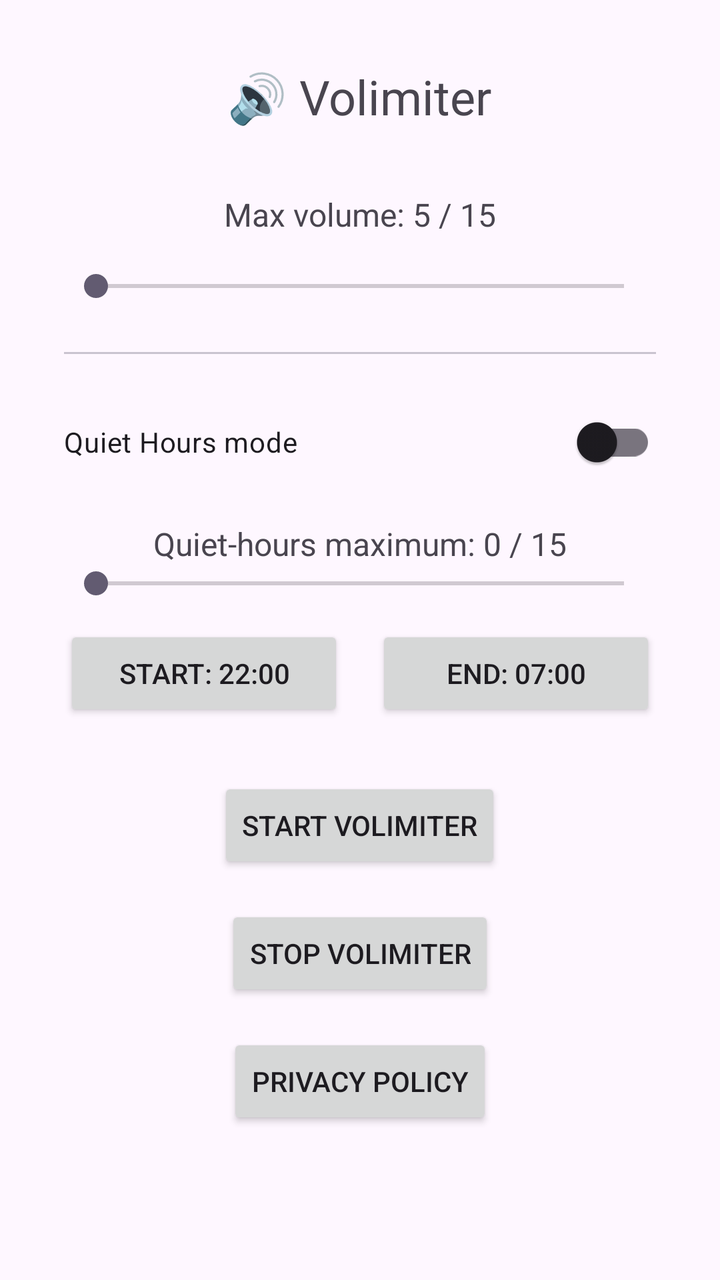
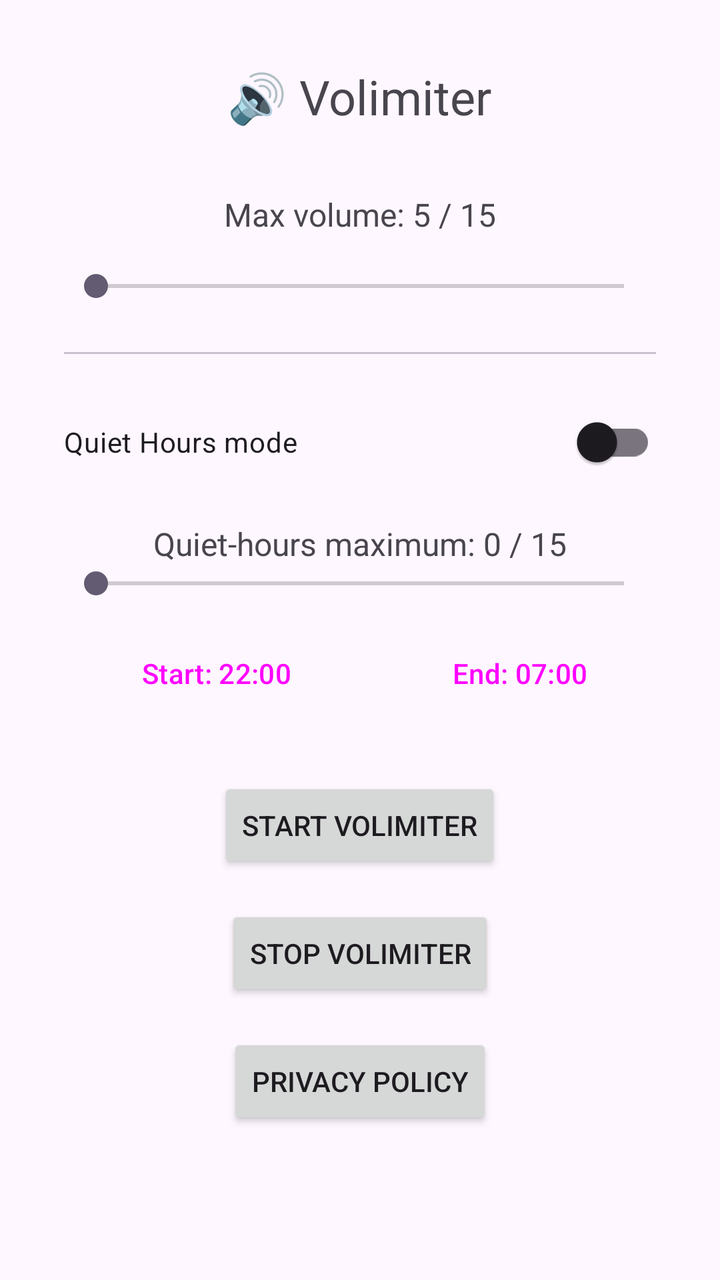

Two renders of the same Android screen: before a commit and after it. Below are the layout's source before the change and the commit's diff.
<!-- AndroidManifest.xml: application theme Theme.Volimiter -->
<!-- res/layout/activity_main.xml -->
<?xml version="1.0" encoding="utf-8"?>
<ScrollView xmlns:android="http://schemas.android.com/apk/res/android"
    android:layout_width="match_parent"
    android:layout_height="match_parent"
    android:fillViewport="true">

    <LinearLayout
        android:layout_width="match_parent"
        android:layout_height="wrap_content"
        android:gravity="center_horizontal"
        android:orientation="vertical"
        android:padding="32dp">

        <TextView
            android:layout_width="wrap_content"
            android:layout_height="wrap_content"
            android:layout_marginBottom="32dp"
            android:text="@string/screen_title"
            android:textSize="24sp" />

        <TextView
            android:id="@+id/label"
            android:layout_width="wrap_content"
            android:layout_height="wrap_content"
            android:layout_marginBottom="16dp"
            android:text="@string/max_volume_default"
            android:textSize="16sp" />

        <SeekBar
            android:id="@+id/seekBar"
            android:layout_width="match_parent"
            android:layout_height="wrap_content"
            android:layout_marginBottom="24dp" />

        <com.google.android.material.divider.MaterialDivider
            android:layout_width="match_parent"
            android:layout_height="wrap_content"
            android:layout_marginBottom="20dp" />

        <com.google.android.material.switchmaterial.SwitchMaterial
            android:id="@+id/quietHoursSwitch"
            android:layout_width="match_parent"
            android:layout_height="wrap_content"
            android:text="@string/quiet_hours_mode" />

        <LinearLayout
            android:id="@+id/quietHoursControls"
            android:layout_width="match_parent"
            android:layout_height="wrap_content"
            android:orientation="vertical">

            <TextView
                android:id="@+id/quietVolumeLabel"
                android:layout_width="wrap_content"
                android:layout_height="wrap_content"
                android:layout_gravity="center_horizontal"
                android:layout_marginTop="16dp"
                android:text="@string/quiet_volume_default"
                android:textSize="16sp" />

            <SeekBar
                android:id="@+id/quietVolumeSeekBar"
                android:layout_width="match_parent"
                android:layout_height="wrap_content"
                android:layout_marginBottom="12dp" />

            <LinearLayout
                android:layout_width="match_parent"
                android:layout_height="wrap_content"
                android:gravity="center"
                android:orientation="horizontal">

                <Button
                    android:id="@+id/quietStartButton"
                    android:layout_width="0dp"
                    android:layout_height="wrap_content"
                    android:layout_marginEnd="8dp"
                    android:layout_weight="1"
                    android:text="@string/quiet_start_default" />

                <Button
                    android:id="@+id/quietEndButton"
                    android:layout_width="0dp"
                    android:layout_height="wrap_content"
                    android:layout_marginStart="8dp"
                    android:layout_weight="1"
                    android:text="@string/quiet_end_default" />
            </LinearLayout>
        </LinearLayout>

        <Button
            android:id="@+id/toggleBtn"
            android:layout_width="wrap_content"
            android:layout_height="wrap_content"
            android:layout_marginTop="28dp"
            android:layout_marginBottom="16dp"
            android:text="@string/start_volimiter" />

        <Button
            android:id="@+id/stopBtn"
            android:layout_width="wrap_content"
            android:layout_height="wrap_content"
            android:text="@string/stop_volimiter" />

        <Button
            android:id="@+id/privacyBtn"
            android:layout_width="wrap_content"
            android:layout_height="wrap_content"
            android:layout_marginTop="16dp"
            android:text="@string/privacy_policy_title" />
    </LinearLayout>
</ScrollView>
<!-- resources referenced by this layout -->
<resources>
  <string name="max_volume_default">Max volume: 5 / 15</string>
  <string name="privacy_policy_title">Privacy Policy</string>
  <string name="quiet_end_default">End: 07:00</string>
  <string name="quiet_hours_mode">Quiet Hours mode</string>
  <string name="quiet_start_default">Start: 22:00</string>
  <string name="quiet_volume_default">Quiet-hours maximum: 0 / 15</string>
  <string name="screen_title">🔊 Volimiter</string>
  <string name="start_volimiter">Start Volimiter</string>
  <string name="stop_volimiter">Stop Volimiter</string>
  <style name="Theme.Volimiter" parent="Base.Theme.Volimiter" />
  <style name="Base.Theme.Volimiter" parent="Theme.Material3.DayNight.NoActionBar">
          
          
      </style>
</resources>

<!-- the commit's change to res/layout/activity_main.xml (unified diff, before → after) -->
@@ -68,7 +68,8 @@
                 android:layout_width="match_parent"
                 android:layout_height="wrap_content"
                 android:gravity="center"
-                android:orientation="horizontal">
+                android:orientation="horizontal"
+                style="?android:attr/buttonBarStyle">
 
                 <Button
                     android:id="@+id/quietStartButton"
@@ -76,6 +77,7 @@
                     android:layout_height="wrap_content"
                     android:layout_marginEnd="8dp"
                     android:layout_weight="1"
+                    style="?android:attr/buttonBarButtonStyle"
                     android:text="@string/quiet_start_default" />
 
                 <Button
@@ -84,6 +86,7 @@
                     android:layout_height="wrap_content"
                     android:layout_marginStart="8dp"
                     android:layout_weight="1"
+                    style="?android:attr/buttonBarButtonStyle"
                     android:text="@string/quiet_end_default" />
             </LinearLayout>
         </LinearLayout>
